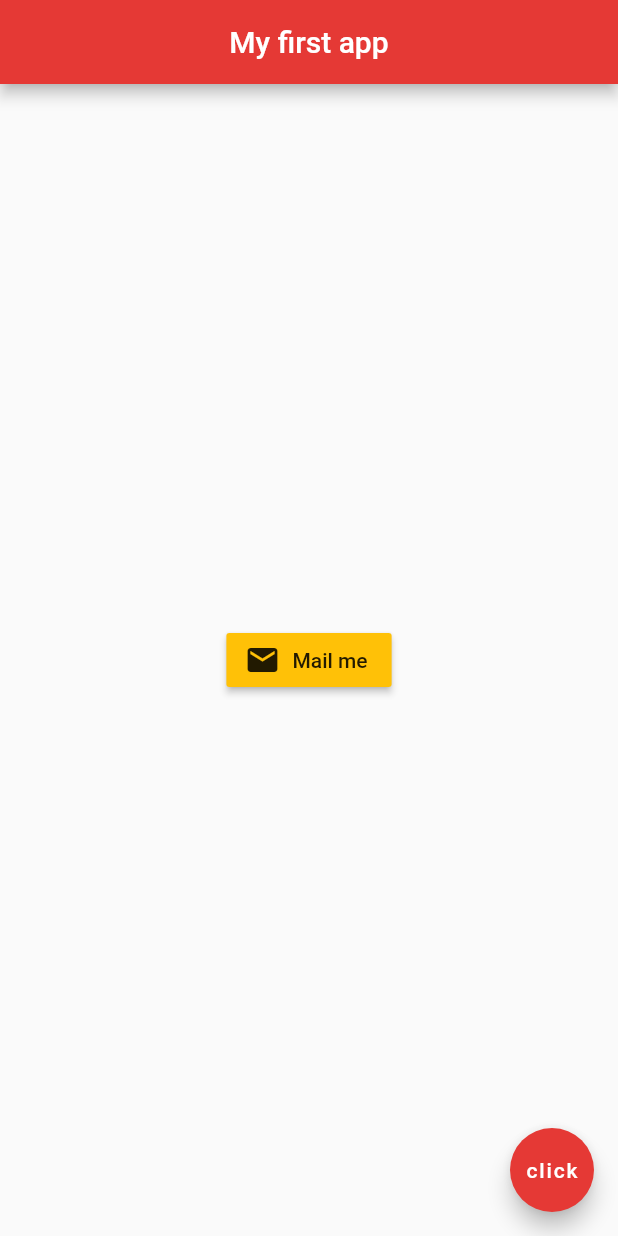
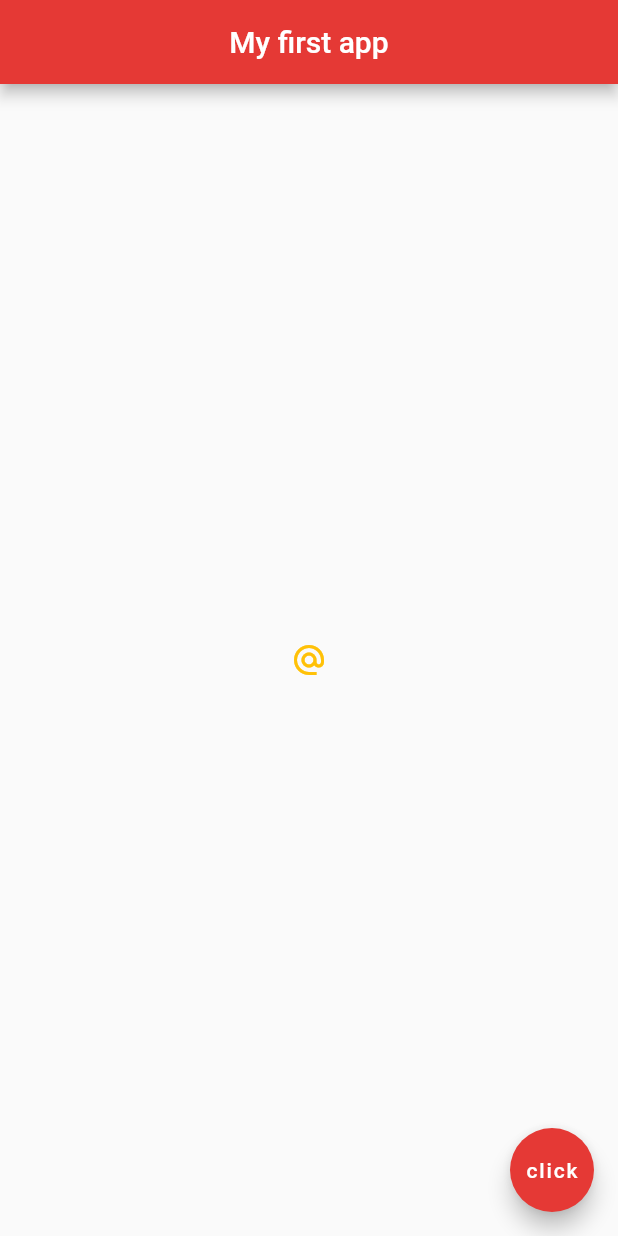
Before and after one commit to tygore587/flutterTutorial, a Flutter app: the screen it shows after launch, on a phone screen of 412 x 824 dp. Run offline on Flutter 3.47's test engine with Material 2 defaults, Android fonts, the phone set to English and light mode, and no system bars.

Commit message:
iconbutton + end of video 9

```diff
--- a/lib/main.dart
+++ b/lib/main.dart
@@ -12,12 +12,11 @@ class Home extends StatelessWidget {
         backgroundColor: Colors.red[600],
       ),
       body: Center(
-          child: RaisedButton.icon(
-            onPressed: () {},
-            icon: Icon(
-              Icons.mail
-            ),
-            label: Text('Mail me'),
+          child: IconButton(
+            onPressed: () {
+              print('you clicked me!');
+            },
+            icon: Icon(Icons.alternate_email),
             color: Colors.amber,
           )
 
```
